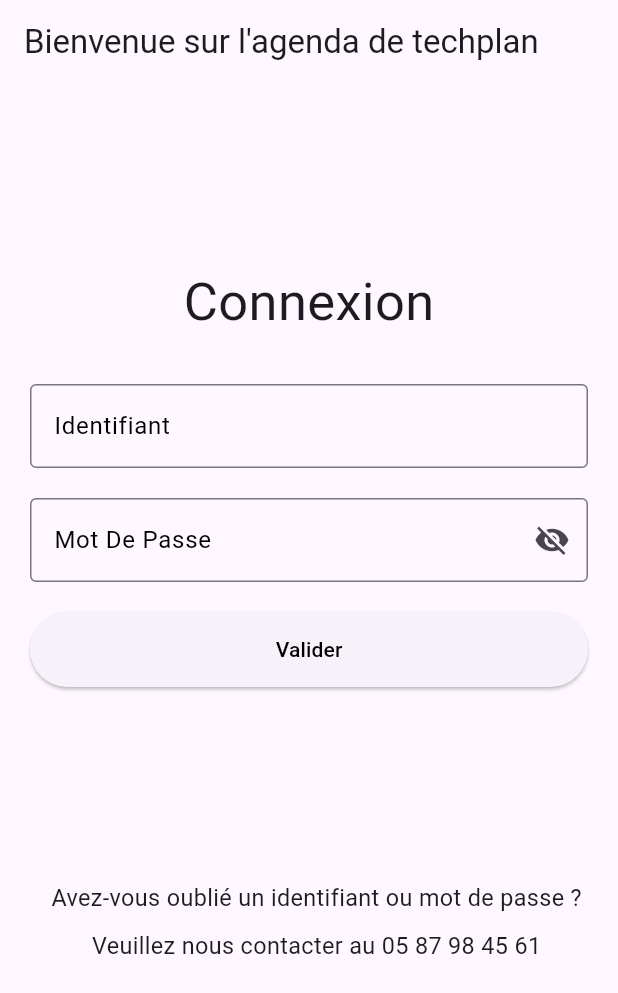
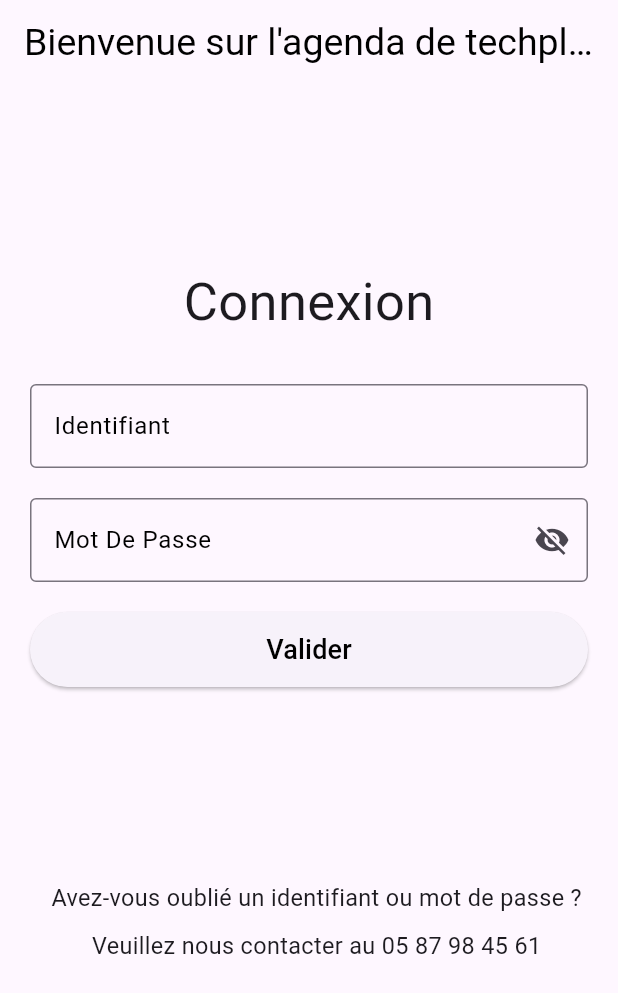
Before and after one commit to KCBento/techplan, a Flutter app: the screen it shows after launch, on a phone screen of 412 x 824 dp. Shown: the top 993 px of the screen. Run offline on Flutter 3.47's test engine with Material 3 defaults, Android fonts, the phone set to English and light mode, and no system bars; our stand-ins replace file_picker, signature, sqflite, table_calendar; accounts and stored records are empty.

Commit message:
mise à jour  titre agenda

```diff
--- a/projet_appli/lib/agenda_app.dart
+++ b/projet_appli/lib/agenda_app.dart
@@ -123,7 +123,6 @@ class _AgendaPageState extends State<AgendaPage> {
         tooltip: 'Se déconnecter',
         backgroundColor: Colors.blue,
       ),
-
     );
   }
 
--- a/projet_appli/lib/pages/add_event_page.dart
+++ b/projet_appli/lib/pages/add_event_page.dart
@@ -53,7 +53,7 @@ class _AddEventPageState extends State<AddEventPage> {
   Widget build(BuildContext context) {
     return Scaffold(
         appBar: AppBar(
-          title: const Text("Bienvenue sur l'agenda de techplan"),
+          title: const Text("Bienvenue sur l'agenda de techplan"),titleTextStyle: TextStyle(color: Colors.black, fontSize: 25),
         ),
         body: SingleChildScrollView(
           child: Container(
@@ -77,6 +77,7 @@ class _AddEventPageState extends State<AddEventPage> {
                         labelText: "Identifiant",
                         labelStyle: TextStyle(color: Colors.black),
                         hintText: "Veuillez saisir un identifiant",
+                        hintStyle: TextStyle(color: Colors.black),
                         border: OutlineInputBorder(),
                       ),
                       validator: (value) {
@@ -127,7 +128,7 @@ class _AddEventPageState extends State<AddEventPage> {
                       onPressed: _connexion,
                       child: const Text(
                         "Valider",
-                        style: TextStyle(color: Colors.black),
+                        style: TextStyle(color: Colors.black, fontSize: 18),
                       ),
                     ),
                   ),
```
